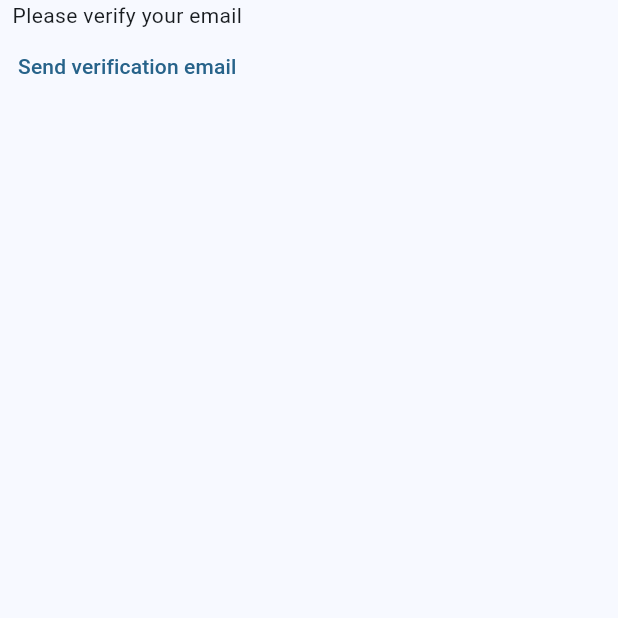
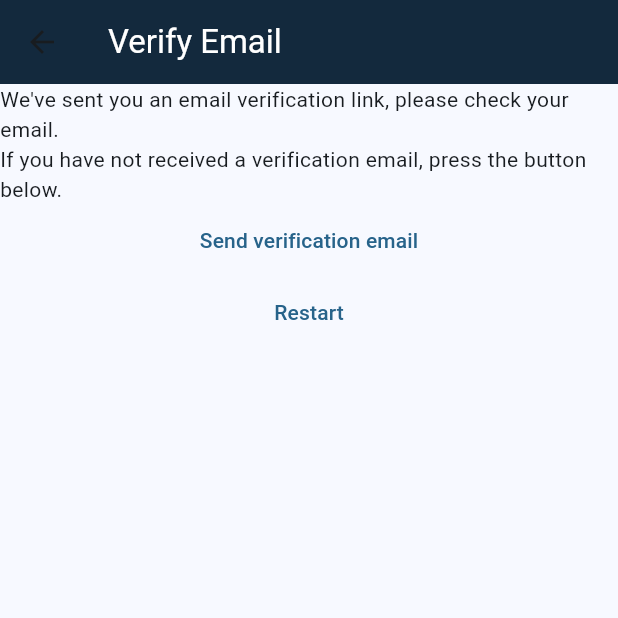
Before and after one commit to pattersondev/flutter-learning-project, a Flutter app: the VerifyEmail screen opened by its route, on a phone screen of 412 x 824 dp, the top half of it. Run offline on Flutter 3.47's test engine with Material 2 defaults, Android fonts, the light colour scheme and no system bars; our stand-ins replace firebase_auth, firebase_core; accounts and stored records are empty; network calls fail.

Commit message:
changes to email verification

```diff
--- a/lib/utils/show_error_dialog.dart
+++ b/lib/utils/show_error_dialog.dart
@@ -1,6 +1,6 @@
 import 'package:flutter/material.dart';
 
-Future<void> showErrorDialog(BuildContext context, String text) {
+Future<void> showErrorDialog(BuildContext context, String text) async {
   return showDialog(
       context: context,
       builder: (context) {
--- a/lib/views/login_view.dart
+++ b/lib/views/login_view.dart
@@ -4,7 +4,6 @@ import 'package:somenotes/constants/routes.dart';
 import 'package:somenotes/firebase_options.dart';
 import 'package:firebase_core/firebase_core.dart';
 export 'login_view.dart';
-import 'dart:developer' show log;
 
 import '../utils/show_error_dialog.dart';
 
@@ -76,16 +75,13 @@ class _LoginViewState extends State<LoginView> {
                       .pushNamedAndRemoveUntil(homeRoute, (route) => false);
                 } on FirebaseAuthException catch (e) {
                   if (e.code == 'user-not-found') {
-                    log('No user found for that email.');
                     await showErrorDialog(context, 'email not found');
                   } else if (e.code == 'wrong-password') {
                     await showErrorDialog(context, 'wrong password');
-                    log('Sorry, that password isn\'t correct.');
                   } else {
                     await showErrorDialog(context, 'Error: ${e.code}');
                   }
                 } catch (e) {
-                  log(e.toString());
                   await showErrorDialog(context, e.toString());
                 }
               },
--- a/lib/views/verify_email_view.dart
+++ b/lib/views/verify_email_view.dart
@@ -1,5 +1,6 @@
 import 'package:firebase_auth/firebase_auth.dart';
 import 'package:flutter/material.dart';
+import 'package:somenotes/constants/routes.dart';
 
 class VerifyEmail extends StatefulWidget {
   const VerifyEmail({super.key});
@@ -12,13 +13,30 @@ class _VerifyEmailState extends State<VerifyEmail> {
   @override
   Widget build(BuildContext context) {
     return Scaffold(
+      appBar: AppBar(
+        title: const Text(
+          'Verify Email',
+          style: TextStyle(color: Colors.white),
+        ),
+        backgroundColor: const Color.fromARGB(255, 19, 41, 61),
+      ),
       body: Column(children: [
-        const Text('Please verify your email'),
+        const Text(
+            "We've sent you an email verification link, please check your email."),
+        const Text(
+            'If you have not received a verification email, press the button below.'),
         TextButton(
             onPressed: () async {
               await FirebaseAuth.instance.currentUser?.sendEmailVerification();
             },
-            child: Text('Send verification email')),
+            child: const Text('Send verification email')),
+        TextButton(
+            onPressed: () async {
+              await FirebaseAuth.instance.signOut();
+              Navigator.of(context)
+                  .pushNamedAndRemoveUntil(registerRoute, (route) => false);
+            },
+            child: const Text('Restart'))
       ]),
     );
   }
```
Also changed, not shown: lib/views/register_view.dart (+15 -8 lines).
